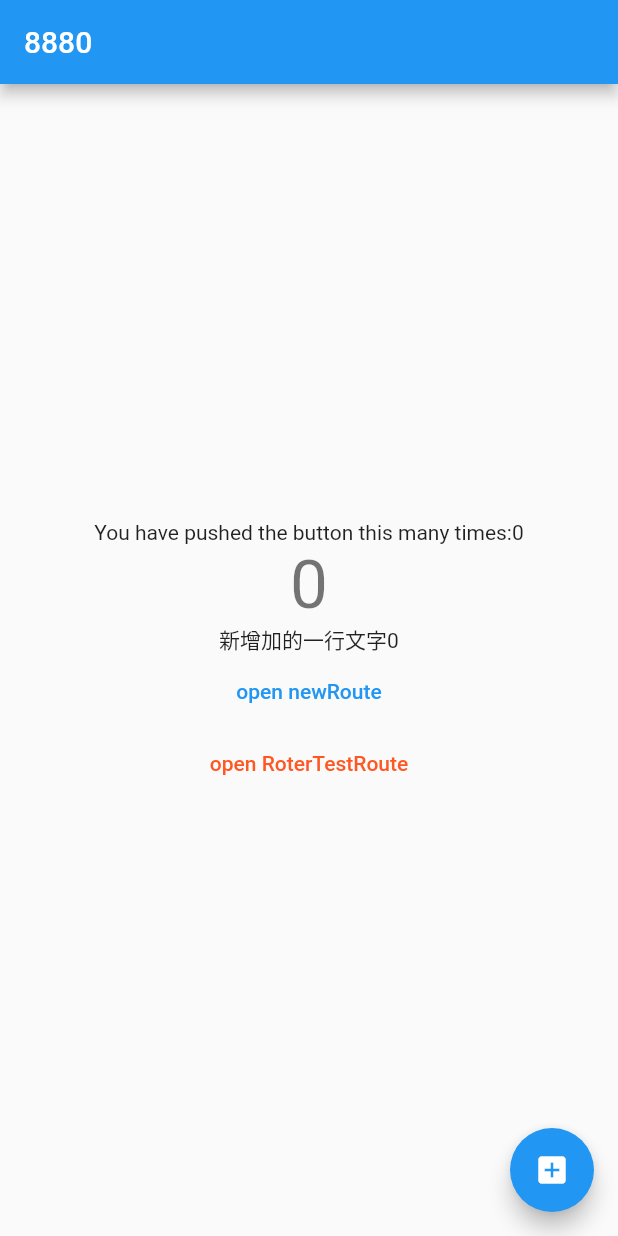
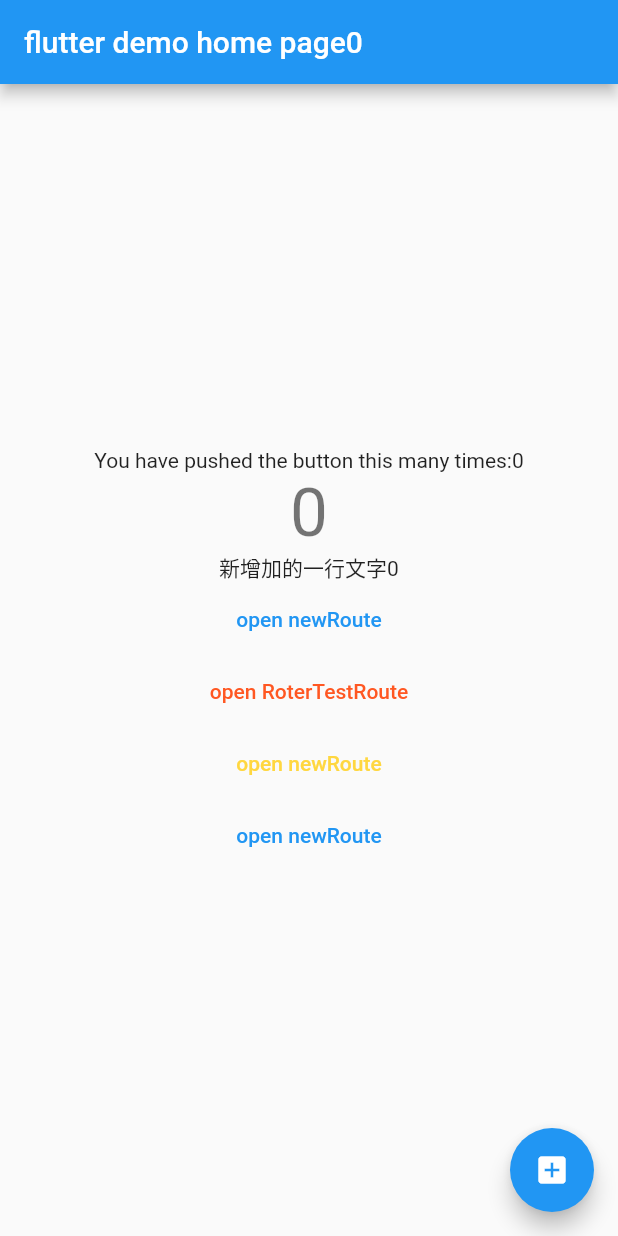
Before and after one commit to LuckyCode1992/flutter_study, a Flutter app: the screen it shows after launch, on a phone screen of 412 x 824 dp. Run offline on Flutter 3.47's test engine with Material 2 defaults, Android fonts, the phone set to English and light mode, and no system bars.

Commit message:
通过名字，进行路由，以及路由传值

```diff
--- a/flutter_study_demo/lib/main.dart
+++ b/flutter_study_demo/lib/main.dart
@@ -1,6 +1,7 @@
 import 'package:flutter/material.dart';
 import 'package:flutter_study_demo/pages/NewRoute.dart';
 import 'package:flutter_study_demo/pages/RoterTestRoute.dart';
+import 'package:flutter_study_demo/pages/EchoRoute.dart';
 
 void main() => runApp(MyApp());
 
@@ -11,6 +12,8 @@ class MyApp extends StatelessWidget {
   Widget build(BuildContext context) {
     return MaterialApp(
       title: 'Flutter Demo',
+      // 名为“/”的路由作为应用的首页（home）initialRoute这个属性对应的名字就是首页
+      initialRoute: "/",
       theme: ThemeData(
         // This is the theme of your application.
         //
@@ -23,9 +26,19 @@ class MyApp extends StatelessWidget {
         // is not restarted.
         primarySwatch: Colors.blue,
       ),
-      home: MyHomePage(
-        title: "888",
-      ),
+      //注册路由表
+      routes: {
+        "new_page": (context) => NewRoute(),
+        // 名为“/”的路由作为应用的首页（home）
+        "/": (context) => MyHomePage(
+              title: 'flutter demo home page',
+            ), //注册首页路由
+        "echo_route": (context) => EchoRoute()
+      },
+      //默认下面这种方式，首页
+//      home: MyHomePage(
+//        title: "888",
+//      ),
     );
   }
 }
@@ -122,6 +135,20 @@ class _MyHomePageState extends State<MyHomePage> {
                 }));
               },
             ),
+            FlatButton(
+                child: Text("open newRoute"),
+                textColor: Colors.amberAccent,
+                onPressed: () {
+                  //通过路由名打开新路由页
+                  Navigator.pushNamed(context, "new_page");
+                }),
+            FlatButton(
+                child: Text("open newRoute"),
+                textColor: Colors.blue,
+                onPressed: () {
+                  //通过路由名打开新路由页,并传递参数
+              Navigator.of(context).pushNamed("echo_route",arguments: "hello");
+                })
           ],
         ),
       ),
```
Also changed, not shown: flutter_study_demo/lib/pages/EchoRoute.dart (added, +16 -0 lines).
